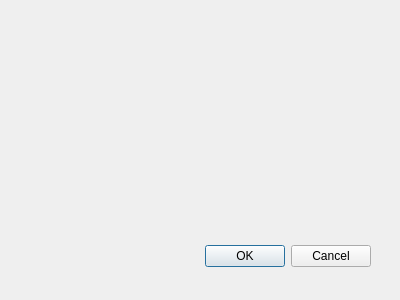
Above: FilmManager/addepisodedialog.ui from Zachaly/Jipp_Projekt_ZS_NS before the change. Below: the same form after it.
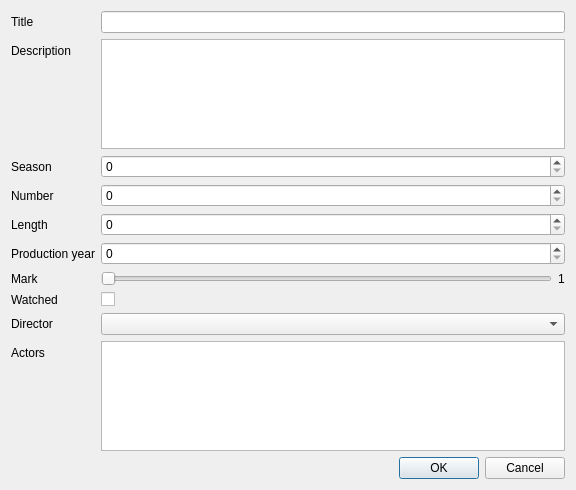
That is the form after the change.

What changed in the file:
```diff
--- a/FilmManager/addepisodedialog.ui
+++ b/FilmManager/addepisodedialog.ui
@@ -6,29 +6,148 @@
    <rect>
     <x>0</x>
     <y>0</y>
-    <width>400</width>
-    <height>300</height>
+    <width>576</width>
+    <height>490</height>
    </rect>
   </property>
   <property name="windowTitle">
    <string>Dialog</string>
   </property>
-  <widget class="QDialogButtonBox" name="buttonBox">
-   <property name="geometry">
-    <rect>
-     <x>30</x>
-     <y>240</y>
-     <width>341</width>
-     <height>32</height>
-    </rect>
-   </property>
-   <property name="orientation">
-    <enum>Qt::Orientation::Horizontal</enum>
-   </property>
-   <property name="standardButtons">
-    <set>QDialogButtonBox::StandardButton::Cancel|QDialogButtonBox::StandardButton::Ok</set>
-   </property>
-  </widget>
+  <layout class="QVBoxLayout" name="verticalLayout">
+   <item>
+    <layout class="QFormLayout" name="formLayout">
+     <item row="0" column="0">
+      <widget class="QLabel" name="titleLabel">
+       <property name="text">
+        <string>Title</string>
+       </property>
+      </widget>
+     </item>
+     <item row="0" column="1">
+      <widget class="QLineEdit" name="titleEdit"/>
+     </item>
+     <item row="1" column="0">
+      <widget class="QLabel" name="descriptionLabel">
+       <property name="text">
+        <string>Description</string>
+       </property>
+      </widget>
+     </item>
+     <item row="1" column="1">
+      <widget class="QTextEdit" name="descriptionEdit"/>
+     </item>
+     <item row="2" column="0">
+      <widget class="QLabel" name="seasonLabel">
+       <property name="text">
+        <string>Season</string>
+       </property>
+      </widget>
+     </item>
+     <item row="2" column="1">
+      <widget class="QSpinBox" name="seasonSpinBox"/>
+     </item>
+     <item row="3" column="0">
+      <widget class="QLabel" name="numberLabel">
+       <property name="text">
+        <string>Number</string>
+       </property>
+      </widget>
+     </item>
+     <item row="3" column="1">
+      <widget class="QSpinBox" name="numberSpinBox"/>
+     </item>
+     <item row="4" column="0">
+      <widget class="QLabel" name="lengthLabel">
+       <property name="text">
+        <string>Length</string>
+       </property>
+      </widget>
+     </item>
+     <item row="4" column="1">
+      <widget class="QSpinBox" name="lengthSpinBox"/>
+     </item>
+     <item row="6" column="0">
+      <widget class="QLabel" name="markLabel">
+       <property name="text">
+        <string>Mark</string>
+       </property>
+      </widget>
+     </item>
+     <item row="7" column="0">
+      <widget class="QLabel" name="watchedLabel">
+       <property name="text">
+        <string>Watched</string>
+       </property>
+      </widget>
+     </item>
+     <item row="7" column="1">
+      <widget class="QCheckBox" name="watchedCheckBox">
+       <property name="text">
+        <string/>
+       </property>
+      </widget>
+     </item>
+     <item row="8" column="0">
+      <widget class="QLabel" name="directorLabel">
+       <property name="text">
+        <string>Director</string>
+       </property>
+      </widget>
+     </item>
+     <item row="8" column="1">
+      <widget class="QComboBox" name="directorComboBox"/>
+     </item>
+     <item row="9" column="0">
+      <widget class="QLabel" name="actorLabel">
+       <property name="text">
+        <string>Actors</string>
+       </property>
+      </widget>
+     </item>
+     <item row="9" column="1">
+      <widget class="QListWidget" name="actorList"/>
+     </item>
+     <item row="6" column="1">
+      <layout class="QHBoxLayout" name="horizontalLayout_2">
+       <item>
+        <widget class="QSlider" name="markSlider">
+         <property name="orientation">
+          <enum>Qt::Orientation::Horizontal</enum>
+         </property>
+        </widget>
+       </item>
+       <item>
+        <widget class="QLabel" name="markValueLabel">
+         <property name="text">
+          <string>1</string>
+         </property>
+        </widget>
+       </item>
+      </layout>
+     </item>
+     <item row="5" column="0">
+      <widget class="QLabel" name="productionYearLabel">
+       <property name="text">
+        <string>Production year</string>
+       </property>
+      </widget>
+     </item>
+     <item row="5" column="1">
+      <widget class="QSpinBox" name="productionYearSpinBox"/>
+     </item>
+    </layout>
+   </item>
+   <item>
+    <widget class="QDialogButtonBox" name="buttonBox">
+     <property name="orientation">
+      <enum>Qt::Orientation::Horizontal</enum>
+     </property>
+     <property name="standardButtons">
+      <set>QDialogButtonBox::StandardButton::Cancel|QDialogButtonBox::StandardButton::Ok</set>
+     </property>
+    </widget>
+   </item>
+  </layout>
  </widget>
  <resources/>
  <connections>
```
